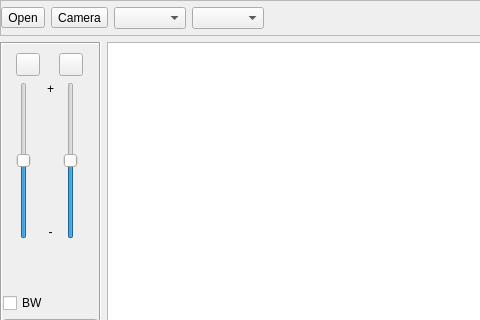
h4tr3d/photodoc-ng, file src/mainwindow.ui: the form before one commit; both pictures show x 0 to 480 and y 0 to 320 of the 789 by 606 pixel window.
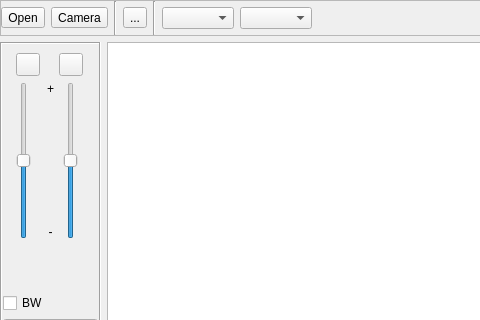
The form after the commit. Icons and pictures are not drawn.

```diff
--- a/src/mainwindow.ui
+++ b/src/mainwindow.ui
@@ -73,7 +73,35 @@
          </property>
          <property name="icon">
           <iconset resource="../rc/main.qrc">
-           <normaloff>:/interface/images/bottons/camera.png</normaloff>:/interface/images/bottons/camera.png</iconset>
+           <normaloff>:/interface/images/buttons/camera.png</normaloff>:/interface/images/buttons/camera.png</iconset>
+         </property>
+        </widget>
+       </item>
+       <item>
+        <widget class="Line" name="line">
+         <property name="orientation">
+          <enum>Qt::Vertical</enum>
+         </property>
+        </widget>
+       </item>
+       <item>
+        <widget class="QToolButton" name="saveFile">
+         <property name="toolTip">
+          <string>Save current file with processing but without crop</string>
+         </property>
+         <property name="text">
+          <string>...</string>
+         </property>
+         <property name="icon">
+          <iconset resource="../rc/main.qrc">
+           <normaloff>:/interface/images/buttons/save.png</normaloff>:/interface/images/buttons/save.png</iconset>
+         </property>
+        </widget>
+       </item>
+       <item>
+        <widget class="Line" name="line_2">
+         <property name="orientation">
+          <enum>Qt::Vertical</enum>
          </property>
         </widget>
        </item>
```
Left out of the diff: 16 changed lines with no effect on the pictures.
